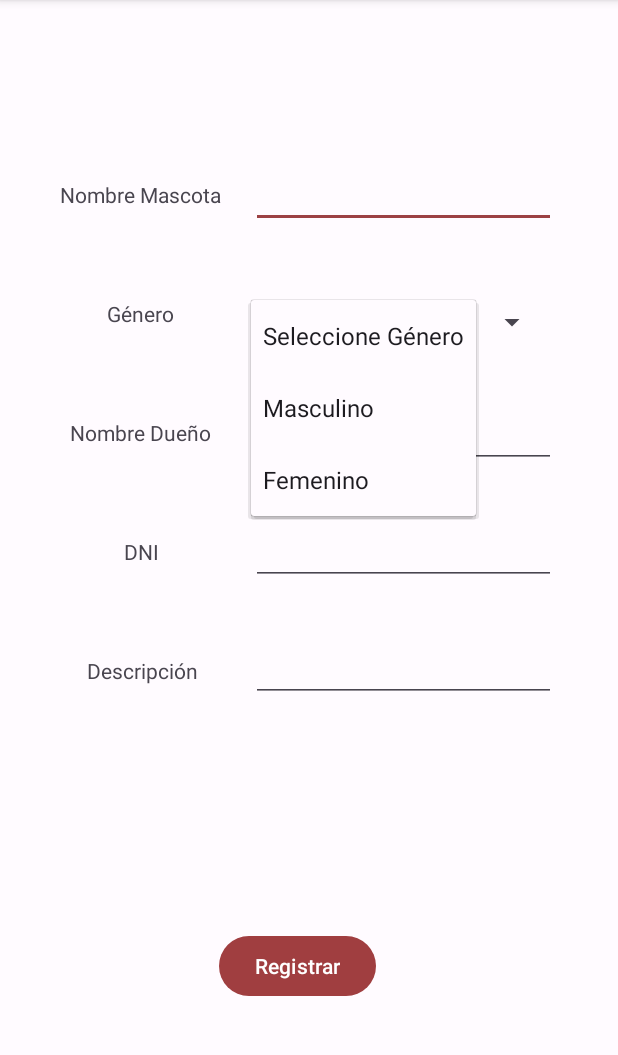
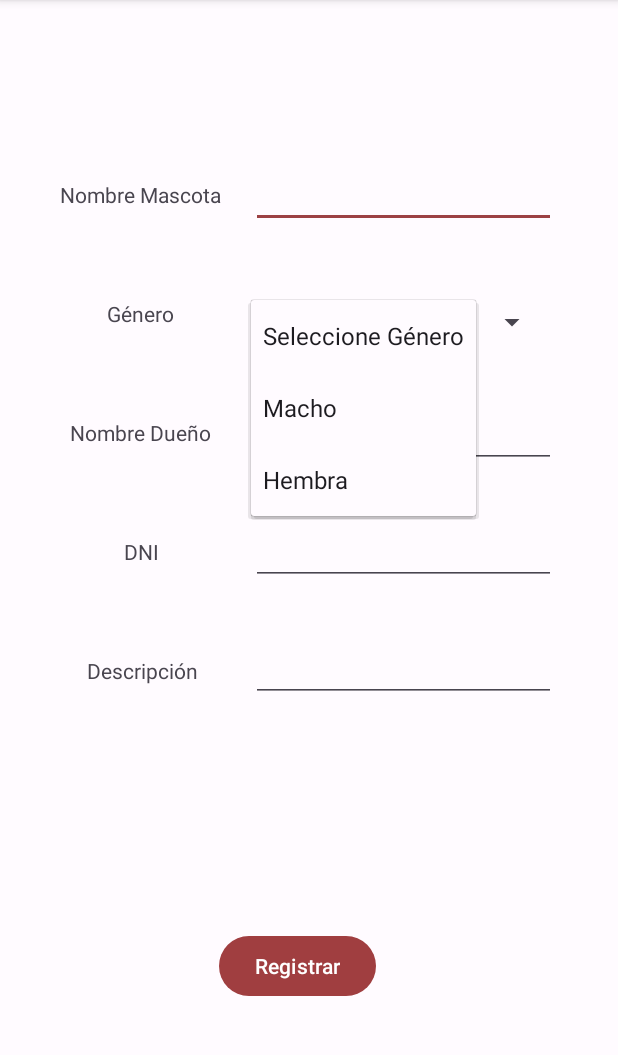
Before and after one commit to ElianneTicse/LAB3_IOT, an Android app: the RegistroActivity screen opened directly, with no data from a screen before it, after a tap on "Seleccione Género", on a phone screen of 412 x 824 dp, the part 96-1151 px from its top. Run offline under Robolectric (Android 15) with nearby library versions, the phone set to English and light mode, and no system bars.

Commit message:
horamin,cambio generos, cambio cont

```diff
--- a/app/src/main/java/edu/pe/pucp/lab3_iot/ContadorViewModel.java
+++ b/app/src/main/java/edu/pe/pucp/lab3_iot/ContadorViewModel.java
@@ -18,7 +18,7 @@ public class ContadorViewModel extends ViewModel {
                 i--;
 
                 try {
-                    Thread.sleep(100); //Acelerado, revertir luego
+                    Thread.sleep(1000); //Acelerado, revertir luego
                 } catch (InterruptedException e) {
                     e.printStackTrace();
                 }
--- a/app/src/main/res/layout/activity_emergencia.xml
+++ b/app/src/main/res/layout/activity_emergencia.xml
@@ -41,7 +41,7 @@
 
         <TextView
             android:id="@+id/textView"
-            android:layout_width="47dp"
+            android:layout_width="wrap_content"
             android:layout_height="wrap_content"
             android:textSize="16sp"
             android:layout_marginStart="32dp"
@@ -106,6 +106,7 @@
             android:layout_marginStart="32dp"
             android:layout_marginEnd="32dp"
             android:ems="8"
+            android:maxLength="8"
             android:inputType="number"
             app:layout_constraintBottom_toBottomOf="@+id/textView3"
             app:layout_constraintEnd_toEndOf="parent"
@@ -117,7 +118,9 @@
             android:layout_width="wrap_content"
             android:layout_height="wrap_content"
             android:layout_marginTop="24dp"
+            android:fontFamily="sans-serif-black"
             android:text=""
+            android:textSize="16sp"
             app:layout_constraintEnd_toEndOf="@+id/btn_calcular"
             app:layout_constraintHorizontal_bias="0.492"
             app:layout_constraintStart_toStartOf="@+id/btn_calcular"
--- a/app/src/main/res/values/strings.xml
+++ b/app/src/main/res/values/strings.xml
@@ -2,7 +2,7 @@
     <string name="app_name">LAB3_IOT</string>
     <string-array name="generos">
         <item>Seleccione Género</item>
-        <item>Masculino</item>
-        <item>Femenino</item>
+        <item>Macho</item>
+        <item>Hembra</item>
     </string-array>
 </resources>
```
Also changed, not shown: app/src/main/java/edu/pe/pucp/lab3_iot/EmergenciaActivity.java (+7 -2 lines).
